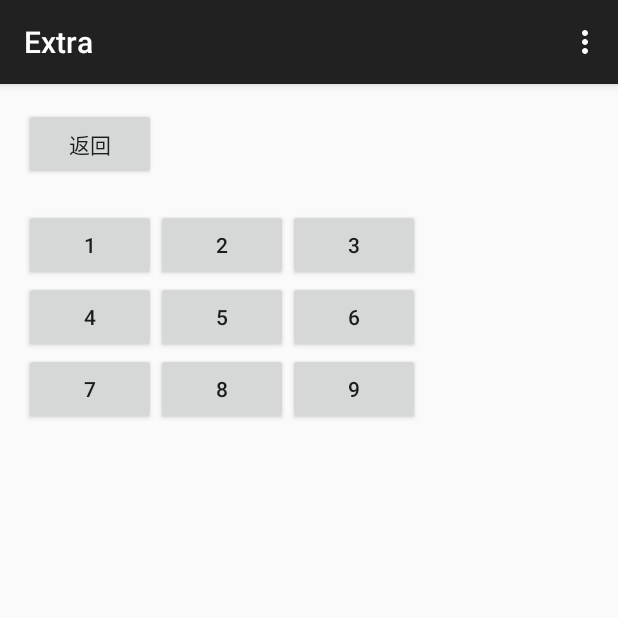
After one commit to camouflage/Android, an Android app: the Extra screen opened directly, with no data from a screen before it, on a phone screen of 412 x 824 dp, the top half of it. The commit adds this screen. Run offline under Robolectric (Android 15) with nearby library versions, the phone set to English and light mode, and no system bars.

Commit message:
Finish lab2Extra

```diff
--- a/lab2/src/main/AndroidManifest.xml
+++ b/lab2/src/main/AndroidManifest.xml
@@ -16,6 +16,10 @@
                 <category android:name="android.intent.category.LAUNCHER" />
             </intent-filter>
         </activity>
+        <activity
+            android:name=".Extra"
+            android:label="@string/title_activity_extra" >
+        </activity>
     </application>
 
 </manifest>
--- /dev/null
+++ b/lab2/src/main/java/com/example/sunsheng/lab2/Extra.java
@@ -0,0 +1,92 @@
+package com.example.sunsheng.lab2;
+
+import android.support.v7.app.AppCompatActivity;
+import android.os.Bundle;
+import android.view.Menu;
+import android.view.MenuItem;
+import android.view.View;
+import android.widget.*;
+
+public class Extra extends AppCompatActivity {
+    private TableRow tr;
+    private TextView tv;
+    private Button btn;
+    private Button returnBtn;
+
+    @Override
+    protected void onCreate(Bundle savedInstanceState) {
+        super.onCreate(savedInstanceState);
+        setContentView(R.layout.activity_extra);
+
+        tr = (TableRow) findViewById(R.id.row1);
+        returnBtn = (Button) findViewById(R.id.returnBtn);
+
+        for ( int i = 1; i <= 3; ++i ) {
+            Button btn = new Button(this);
+            btn.setText(Integer.toString(i));
+            btn.setId(i);
+            tr.addView(btn);
+        }
+
+        tr = (TableRow) findViewById(R.id.row2);
+
+        for ( int i = 4; i <= 6; ++i ) {
+            Button btn = new Button(this);
+            btn.setText(Integer.toString(i));
+            btn.setId(i);
+            tr.addView(btn);
+        }
+
+        tr = (TableRow) findViewById(R.id.row3);
+
+        for ( int i = 7; i <= 9; ++i ) {
+            Button btn = new Button(this);
+            btn.setText(Integer.toString(i));
+            btn.setId(i);
+            tr.addView(btn);
+        }
+
+        View.OnClickListener btnListener = new View.OnClickListener() {
+            public void onClick(View view) {
+                tv = (TextView) findViewById(R.id.tv);
+                tv.setText(tv.getText() + Integer.toString(view.getId()));
+            }
+        };
+
+        View.OnClickListener returnBtnListener = new View.OnClickListener() {
+            public void onClick(View view) {
+                finish();
+            }
+        };
+
+        for ( int i = 1; i <= 9; ++i ) {
+            btn = (Button) findViewById(i);
+            btn.setOnClickListener(btnListener);
+        }
+        returnBtn.setOnClickListener(returnBtnListener);
+
+
+    }
+
+    @Override
+    public boolean onCreateOptionsMenu(Menu menu) {
+        // Inflate the menu; this adds items to the action bar if it is present.
+        getMenuInflater().inflate(R.menu.menu_extra, menu);
+        return true;
+    }
+
+    @Override
+    public boolean onOptionsItemSelected(MenuItem item) {
+        // Handle action bar item clicks here. The action bar will
+        // automatically handle clicks on the Home/Up button, so long
+        // as you specify a parent activity in AndroidManifest.xml.
+        int id = item.getItemId();
+
+        //noinspection SimplifiableIfStatement
+        if (id == R.id.action_settings) {
+            return true;
+        }
+
+        return super.onOptionsItemSelected(item);
+    }
+}
--- a/lab2/src/main/java/com/example/sunsheng/lab2/MainActivity.java
+++ b/lab2/src/main/java/com/example/sunsheng/lab2/MainActivity.java
@@ -13,6 +13,7 @@ public class MainActivity extends AppCompatActivity {
     private LinearLayout subLayout;
     private Context mContext;
     private Button btn;
+    private Button extensionBtn;
 
     @Override
     protected void onCreate(Bundle savedInstanceState) {
@@ -25,6 +26,7 @@ public class MainActivity extends AppCompatActivity {
         subLayout = (LinearLayout) this.findViewById(R.id.subLayout);
         mContext = this;
         btn = (Button) findViewById(R.id.btn);
+        extensionBtn = (Button) findViewById(R.id.extensionBtn);
 
         // Generate textview dynamically
         TextView tv = new TextView(this);
@@ -79,9 +81,17 @@ public class MainActivity extends AppCompatActivity {
             }
         };
 
+        View.OnClickListener extensionBtnListener = new View.OnClickListener() {
+            public void onClick(View view) {
+                Intent Extra = new Intent(MainActivity.this, Extra.class);
+                startActivity(Extra);
+            }
+        };
+
         imgBtn.setOnClickListener(imgBtnListener);
         imgBtn.setOnLongClickListener(imgBtnLongListener);
         btn.setOnClickListener(btnListener);
+        extensionBtn.setOnClickListener(extensionBtnListener);
     }
 
     @Override
--- /dev/null
+++ b/lab2/src/main/res/layout/activity_extra.xml
@@ -0,0 +1,47 @@
+<LinearLayout xmlns:android="http://schemas.android.com/apk/res/android"
+    xmlns:tools="http://schemas.android.com/tools"
+    android:layout_width="match_parent"
+    android:layout_height="match_parent"
+    android:paddingLeft="@dimen/activity_horizontal_margin"
+    android:paddingRight="@dimen/activity_horizontal_margin"
+    android:paddingTop="@dimen/activity_vertical_margin"
+    android:paddingBottom="@dimen/activity_vertical_margin"
+    android:orientation="vertical"
+    tools:context="com.example.sunsheng.lab2.Extra">
+
+    <Button
+        android:id="@+id/returnBtn"
+        android:layout_width="wrap_content"
+        android:layout_height="wrap_content"
+        android:text="返回" />
+
+    <TextView
+        android:id="@+id/tv"
+        android:layout_width="wrap_content"
+        android:layout_height="wrap_content" />
+
+    <TableLayout
+        android:id="@+id/tLayout"
+        android:layout_width="match_parent"
+        android:layout_height="wrap_content">
+
+        <TableRow
+            android:id="@+id/row1"
+            android:layout_width="wrap_content"
+            android:layout_height="wrap_content">
+        </TableRow>
+
+        <TableRow
+            android:id="@+id/row2"
+            android:layout_width="wrap_content"
+            android:layout_height="wrap_content">
+        </TableRow>
+
+        <TableRow
+            android:id="@+id/row3"
+            android:layout_width="wrap_content"
+            android:layout_height="wrap_content">
+        </TableRow>
+    </TableLayout>
+
+</LinearLayout>
--- /dev/null
+++ b/lab2/src/main/res/menu/menu_extra.xml
@@ -0,0 +1,6 @@
+<menu xmlns:android="http://schemas.android.com/apk/res/android"
+    xmlns:app="http://schemas.android.com/apk/res-auto"
+    xmlns:tools="http://schemas.android.com/tools" tools:context="com.example.sunsheng.lab2.Extra">
+    <item android:id="@+id/action_settings" android:title="@string/action_settings"
+        android:orderInCategory="100" app:showAsAction="never" />
+</menu>
--- a/lab2/src/main/res/values/strings.xml
+++ b/lab2/src/main/res/values/strings.xml
@@ -4,4 +4,7 @@
     <string name="user">请输入用户名</string>
     <string name="pass">请输入密码</string>
     <string name="action_settings">Settings</string>
+    <string name="title_activity_extra">Extra</string>
+
+    <string name="hello_world">Hello world!</string>
 </resources>
```
